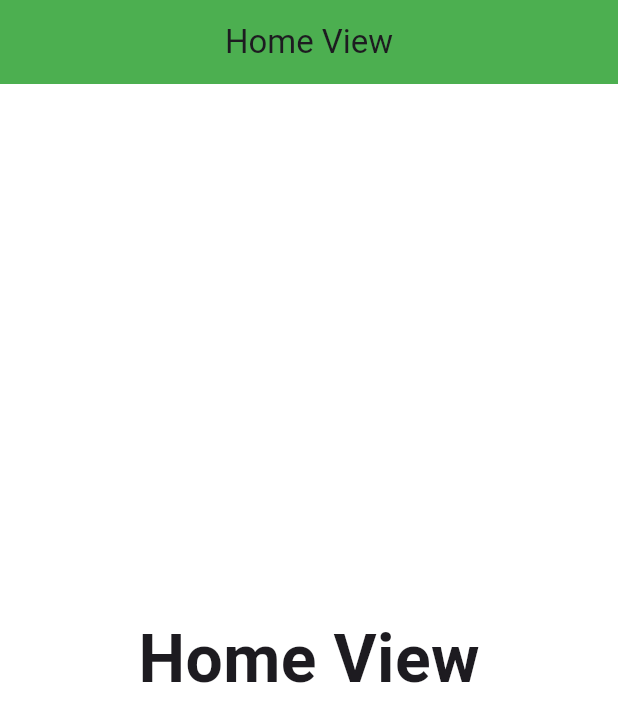
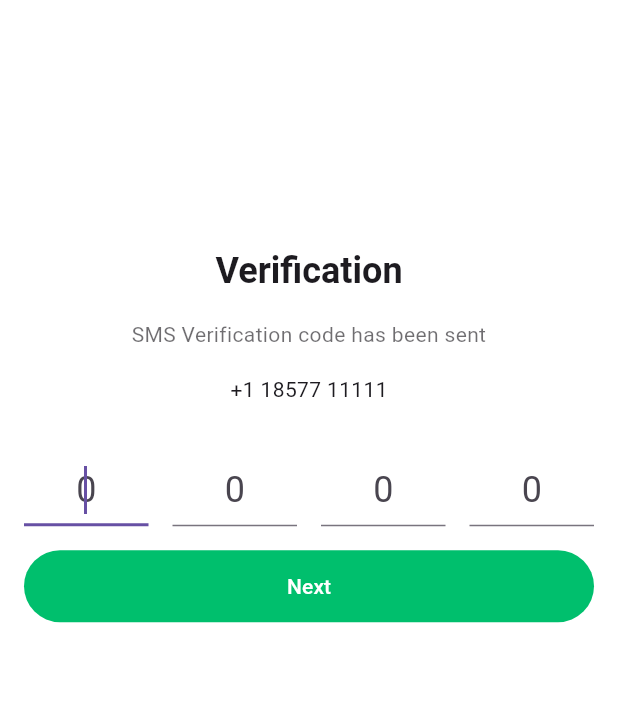
Before and after one commit to KhaledHAnter/z_sample, a Flutter app: the screen it shows after launch, on a phone screen of 412 x 824 dp. Shown: the top 722 px of the screen. Run offline on Flutter 3.47's test engine with Material 3 defaults, Android fonts, the phone set to English and light mode, and no system bars; our stand-ins replace firebase_core; accounts and stored records are empty.

Commit message:
- add verification

```diff
--- /dev/null
+++ b/lib/forgot_password_view.dart
@@ -0,0 +1,242 @@
+import 'package:flutter/material.dart';
+import 'package:flutter/services.dart';
+
+class VerificationScreen extends StatefulWidget {
+  const VerificationScreen({super.key});
+
+  @override
+  _VerificationScreenState createState() => _VerificationScreenState();
+}
+
+class _VerificationScreenState extends State<VerificationScreen> {
+  @override
+  Widget build(BuildContext context) {
+    return Scaffold(
+      backgroundColor: Colors.white,
+      body: LogoWithTitle(
+        title: 'Verification',
+        subText: "SMS Verification code has been sent",
+        children: [
+          const Text("+1 18577 11111"),
+          SizedBox(height: MediaQuery.of(context).size.height * 0.04),
+          // OTP Form
+          const OtpForm(),
+        ],
+      ),
+    );
+  }
+}
+
+class OtpForm extends StatefulWidget {
+  const OtpForm({super.key});
+
+  @override
+  _OtpFormState createState() => _OtpFormState();
+}
+
+class _OtpFormState extends State<OtpForm> {
+  final _formKey = GlobalKey<FormState>();
+  final List<TextInputFormatter> otpTextInputFormatters = [
+    FilteringTextInputFormatter.digitsOnly,
+    LengthLimitingTextInputFormatter(1),
+  ];
+  late FocusNode _pin1Node;
+  late FocusNode _pin2Node;
+  late FocusNode _pin3Node;
+  late FocusNode _pin4Node;
+
+  @override
+  void initState() {
+    super.initState();
+    _pin1Node = FocusNode();
+    _pin2Node = FocusNode();
+    _pin3Node = FocusNode();
+    _pin4Node = FocusNode();
+  }
+
+  @override
+  void dispose() {
+    super.dispose();
+    _pin1Node.dispose();
+    _pin2Node.dispose();
+    _pin3Node.dispose();
+    _pin4Node.dispose();
+  }
+
+  @override
+  Widget build(BuildContext context) {
+    return Form(
+      key: _formKey,
+      child: Column(
+        children: [
+          Row(
+            children: [
+              Expanded(
+                child: OtpTextFormField(
+                  focusNode: _pin1Node,
+                  onChanged: (value) {
+                    if (value.length == 1) _pin2Node.requestFocus();
+                  },
+                  onSaved: (pin) {
+                    // Save it
+                  },
+                  autofocus: true,
+                ),
+              ),
+              const SizedBox(width: 16.0),
+              Expanded(
+                child: OtpTextFormField(
+                  focusNode: _pin2Node,
+                  onChanged: (value) {
+                    if (value.length == 1) _pin3Node.requestFocus();
+                  },
+                  onSaved: (pin) {
+                    // Save it
+                  },
+                ),
+              ),
+              const SizedBox(width: 16.0),
+              Expanded(
+                child: OtpTextFormField(
+                  focusNode: _pin3Node,
+                  onChanged: (value) {
+                    if (value.length == 1) _pin4Node.requestFocus();
+                  },
+                  onSaved: (pin) {
+                    // Save it
+                  },
+                ),
+              ),
+              const SizedBox(width: 16.0),
+              Expanded(
+                child: OtpTextFormField(
+                  focusNode: _pin4Node,
+                  onChanged: (value) {
+                    if (value.length == 1) _pin4Node.unfocus();
+                  },
+                  onSaved: (pin) {
+                    // Save it
+                  },
+                ),
+              ),
+            ],
+          ),
+          const SizedBox(height: 16.0),
+          ElevatedButton(
+            onPressed: () {
+              if (_formKey.currentState!.validate()) {
+                _formKey.currentState!.save();
+                // check your code
+              }
+            },
+            style: ElevatedButton.styleFrom(
+              elevation: 0,
+              backgroundColor: const Color(0xFF00BF6D),
+              foregroundColor: Colors.white,
+              minimumSize: const Size(double.infinity, 48),
+              shape: const StadiumBorder(),
+            ),
+            child: const Text("Next"),
+          ),
+        ],
+      ),
+    );
+  }
+}
+
+const InputDecoration otpInputDecoration = InputDecoration(
+  filled: false,
+  border: UnderlineInputBorder(),
+  hintText: "0",
+);
+
+class OtpTextFormField extends StatelessWidget {
+  final FocusNode? focusNode;
+  final ValueChanged<String>? onChanged;
+  final FormFieldSetter<String>? onSaved;
+  final bool autofocus;
+
+  const OtpTextFormField(
+      {super.key,
+      this.focusNode,
+      this.onChanged,
+      this.onSaved,
+      this.autofocus = false});
+
+  @override
+  Widget build(BuildContext context) {
+    return TextFormField(
+      autovalidateMode: AutovalidateMode.onUserInteraction,
+      focusNode: focusNode,
+      onChanged: onChanged,
+      onSaved: onSaved,
+      autofocus: autofocus,
+      obscureText: true,
+      inputFormatters: [
+        FilteringTextInputFormatter.digitsOnly,
+        LengthLimitingTextInputFormatter(1),
+      ],
+      textAlign: TextAlign.center,
+      keyboardType: TextInputType.number,
+      style: Theme.of(context).textTheme.headlineSmall,
+      decoration: otpInputDecoration,
+    );
+  }
+}
+
+class LogoWithTitle extends StatelessWidget {
+  final String title, subText;
+  final List<Widget> children;
+
+  const LogoWithTitle(
+      {super.key,
+      required this.title,
+      this.subText = '',
+      required this.children});
+  @override
+  Widget build(BuildContext context) {
+    return SafeArea(
+      child: LayoutBuilder(builder: (context, constraints) {
+        return SingleChildScrollView(
+          padding: const EdgeInsets.symmetric(horizontal: 16.0),
+          child: Column(
+            children: [
+              SizedBox(height: constraints.maxHeight * 0.1),
+              // Image.network(
+              //   "https://i.postimg.cc/nz0YBQcH/Logo-light.png",
+              //   height: 100,
+              // ),
+              SizedBox(
+                height: constraints.maxHeight * 0.1,
+                width: double.infinity,
+              ),
+              Text(
+                title,
+                style: Theme.of(context)
+                    .textTheme
+                    .headlineSmall!
+                    .copyWith(fontWeight: FontWeight.bold),
+              ),
+              Padding(
+                padding: const EdgeInsets.symmetric(vertical: 16.0),
+                child: Text(
+                  subText,
+                  textAlign: TextAlign.center,
+                  style: TextStyle(
+                    height: 1.5,
+                    color: Theme.of(context)
+                        .textTheme
+                        .bodyLarge!
+                        .color!
+                        .withOpacity(0.64),
+                  ),
+                ),
+              ),
+              ...children,
+            ],
+          ),
+        );
+      }),
+    );
+  }
+}
--- a/lib/z_sample.dart
+++ b/lib/z_sample.dart
@@ -1,4 +1,5 @@
 import 'package:flutter/material.dart';
+import 'package:z_sample/forgot_password_view.dart';
 import 'package:z_sample/home_view.dart';
 
 class ZSample extends StatelessWidget {
@@ -13,7 +14,7 @@ class ZSample extends StatelessWidget {
       theme: ThemeData(
         scaffoldBackgroundColor: Colors.white,
       ),
-      home: const HomeView(),
+      home: const VerificationScreen(),
     );
   }
 }
```
